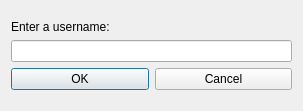
Qt form ui/username.ui (mrundle/DotBoxing) before a commit.
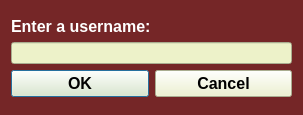
The same form after that commit.

```diff
--- a/ui/username.ui
+++ b/ui/username.ui
@@ -7,18 +7,39 @@
     <x>0</x>
     <y>0</y>
     <width>303</width>
-    <height>111</height>
+    <height>115</height>
    </rect>
   </property>
   <property name="windowTitle">
-   <string>Dialog</string>
+   <string>Identify Yourself</string>
+  </property>
+  <property name="styleSheet">
+   <string notr="true">background-color: rgb(117,38,39)</string>
   </property>
   <layout class="QGridLayout" name="gridLayout">
    <item row="2" column="0">
-    <widget class="QLineEdit" name="lineEdit"/>
+    <widget class="QLineEdit" name="lineEdit">
+     <property name="styleSheet">
+      <string notr="true">background-color: rgb(237,242,201)</string>
+     </property>
+     <property name="text">
+      <string/>
+     </property>
+    </widget>
    </item>
    <item row="1" column="0">
     <widget class="QLabel" name="label">
+     <property name="font">
+      <font>
+       <family>Liberation Sans</family>
+       <pointsize>12</pointsize>
+       <weight>75</weight>
+       <bold>true</bold>
+      </font>
+     </property>
+     <property name="styleSheet">
+      <string notr="true">color: rgb(255,255,255)</string>
+     </property>
      <property name="text">
       <string>Enter a username:</string>
      </property>
@@ -28,6 +49,17 @@
     <layout class="QHBoxLayout" name="horizontalLayout">
      <item>
       <widget class="QPushButton" name="yesButton">
+       <property name="font">
+        <font>
+         <family>Liberation Sans</family>
+         <pointsize>12</pointsize>
+         <weight>75</weight>
+         <bold>true</bold>
+        </font>
+       </property>
+       <property name="styleSheet">
+        <string notr="true">background-color: rgb(237,242,201)</string>
+       </property>
        <property name="text">
         <string>OK</string>
        </property>
@@ -35,6 +67,17 @@
      </item>
      <item>
       <widget class="QPushButton" name="noButton">
+       <property name="font">
+        <font>
+         <family>Liberation Sans</family>
+         <pointsize>12</pointsize>
+         <weight>75</weight>
+         <bold>true</bold>
+        </font>
+       </property>
+       <property name="styleSheet">
+        <string notr="true">background-color: rgb(237,242,201)</string>
+       </property>
        <property name="text">
         <string>Cancel</string>
        </property>
```
